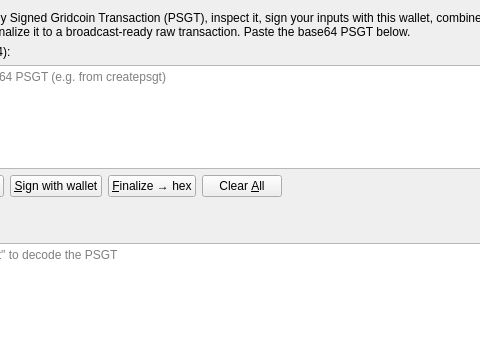
The window that src/qt/forms/multisigndialog.ui (gridcoin-community/Gridcoin-Research) describes before a commit, drawn with Qt 5; both pictures show x 87 to 567 and y 0 to 346 of the 720 by 620 pixel window.
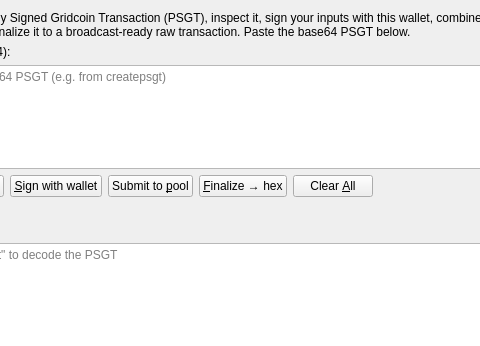
The same window after the commit.

Commit message: qt: add the PSGT Pool page, notifications, and Submit-to-pool graft (#2910)

```diff
--- a/src/qt/forms/multisigndialog.ui
+++ b/src/qt/forms/multisigndialog.ui
@@ -75,6 +75,19 @@
        </property>
       </widget>
      </item>
+     <item>
+      <widget class="QPushButton" name="submitToPoolButton">
+       <property name="toolTip">
+        <string>Relay this PSGT to co-signers through the network PSGT pool (requires v15 and at least one of your signatures)</string>
+       </property>
+       <property name="text">
+        <string>Submit to &amp;pool</string>
+       </property>
+       <property name="autoDefault">
+        <bool>false</bool>
+       </property>
+      </widget>
+     </item>
      <item>
       <widget class="QPushButton" name="finalizeButton">
        <property name="toolTip">
```
The commit also changes 11 other files.
